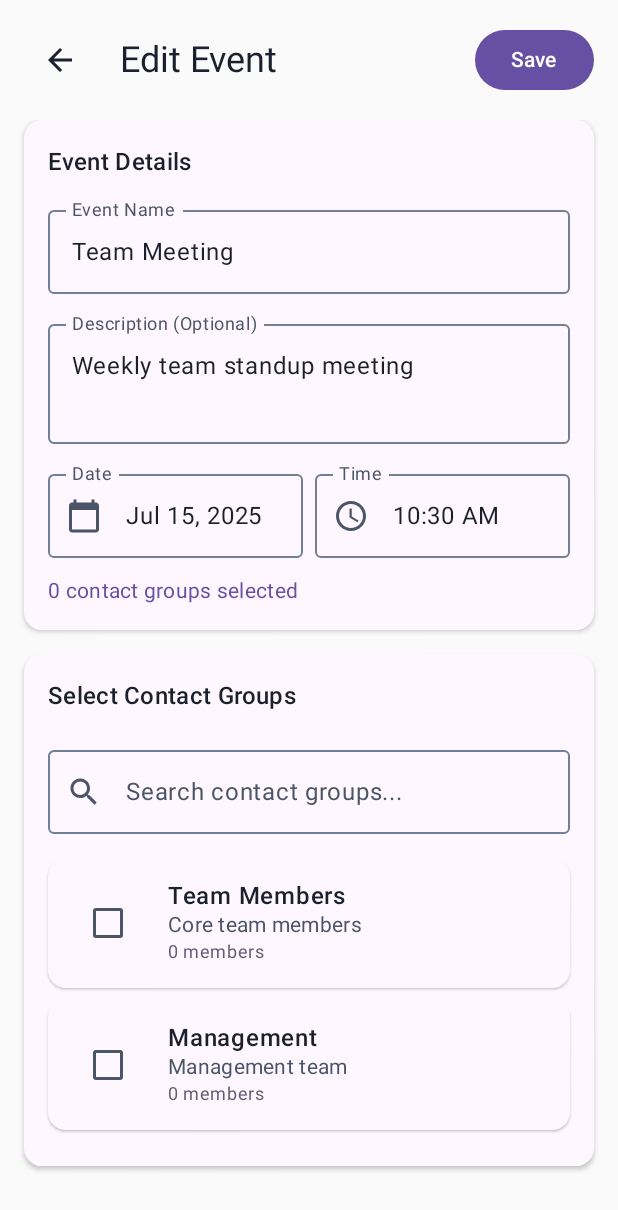
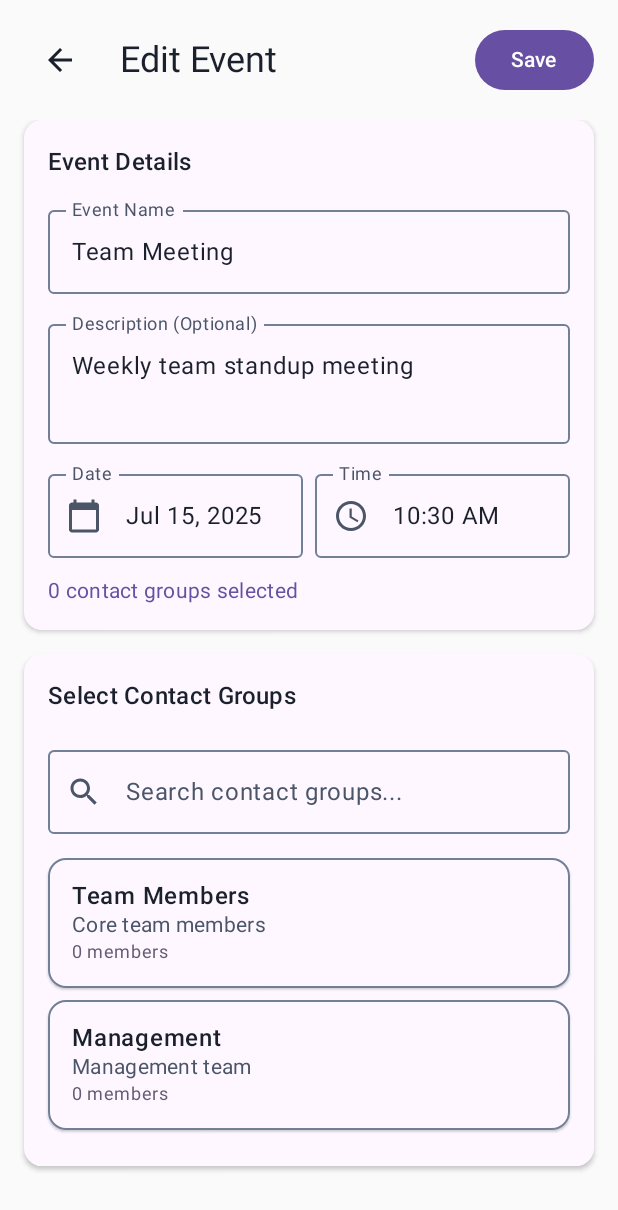
Before and after one commit to aliharakeh/event-attendance-taker, an Android app built with Jetpack Compose: the screen it shows after launch (MainActivity), after a tap on "Edit", on a phone screen of 412 x 824 dp. Shown: the top 1210 px of the screen. Run offline under Robolectric (Android 15) with nearby library versions, the phone set to English and light mode, and no system bars; 3 statements that could not run were skipped.

Commit message:
ui update

```diff
--- a/app/src/main/java/com/example/attendancetaker/ui/screens/EventEditScreen.kt
+++ b/app/src/main/java/com/example/attendancetaker/ui/screens/EventEditScreen.kt
@@ -352,18 +352,17 @@ fun ContactGroupSelectionItem(
     val contacts = repository.getContactsFromGroups(listOf(group.id))
 
     Card(
-        modifier = Modifier.fillMaxWidth(),
+        modifier = Modifier
+            .fillMaxWidth()
+            .clickable { onSelectionChanged(!isSelected) },
         elevation = CardDefaults.cardElevation(
             defaultElevation = if (isSelected) 3.dp else 1.dp
         ),
         border = if (isSelected)
             BorderStroke(2.dp, MaterialTheme.colorScheme.primary)
-        else null,
+        else  BorderStroke(1.dp, MaterialTheme.colorScheme.outline),
         colors = CardDefaults.cardColors(
-            containerColor = when {
-                isSelected -> MaterialTheme.colorScheme.primaryContainer.copy(alpha = 0.15f)
-                else -> MaterialTheme.colorScheme.surface
-            }
+            containerColor = MaterialTheme.colorScheme.surface
         )
     ) {
         Row(
@@ -372,18 +371,6 @@ fun ContactGroupSelectionItem(
                 .padding(16.dp),
             verticalAlignment = Alignment.CenterVertically
         ) {
-            Checkbox(
-                checked = isSelected,
-                onCheckedChange = onSelectionChanged,
-                colors = CheckboxDefaults.colors(
-                    checkedColor = MaterialTheme.colorScheme.primary,
-                    uncheckedColor = MaterialTheme.colorScheme.onSurfaceVariant,
-                    checkmarkColor = Color.White
-                )
-            )
-
-            Spacer(modifier = Modifier.width(16.dp))
-
             Column(modifier = Modifier.weight(1f)) {
                 Text(
                     text = group.name,
@@ -408,16 +395,6 @@ fun ContactGroupSelectionItem(
                         MaterialTheme.colorScheme.primary
                     else
                         MaterialTheme.colorScheme.secondary
-                )
-            }
-
-            // Selection indicator
-            if (isSelected) {
-                Icon(
-                    Icons.Default.CheckCircle,
-                    contentDescription = "Selected",
-                    tint = MaterialTheme.colorScheme.primary,
-                    modifier = Modifier.size(24.dp)
                 )
             }
         }
```
Also changed, not shown: app/src/main/java/com/example/attendancetaker/ui/screens/ContactGroupEditScreen.kt (+7 -31 lines).
